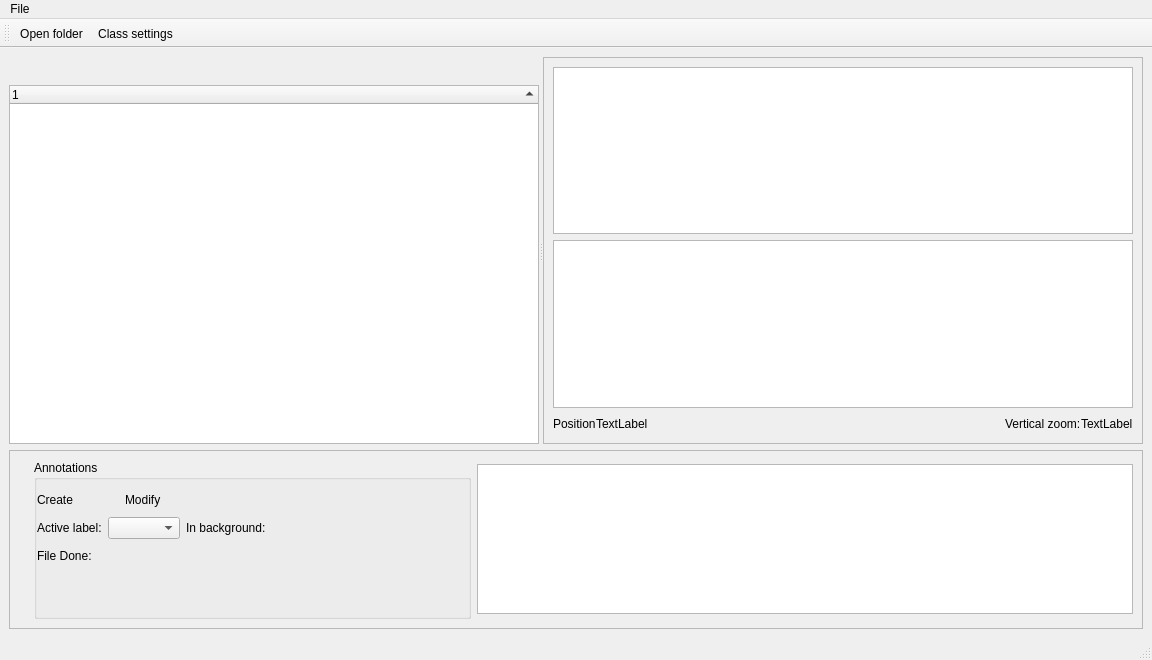
This is AudioTagger/gui/audio_tagger.ui in Vin985/AudioTagger as Qt 5 draws it before an edit. The edited form follows.
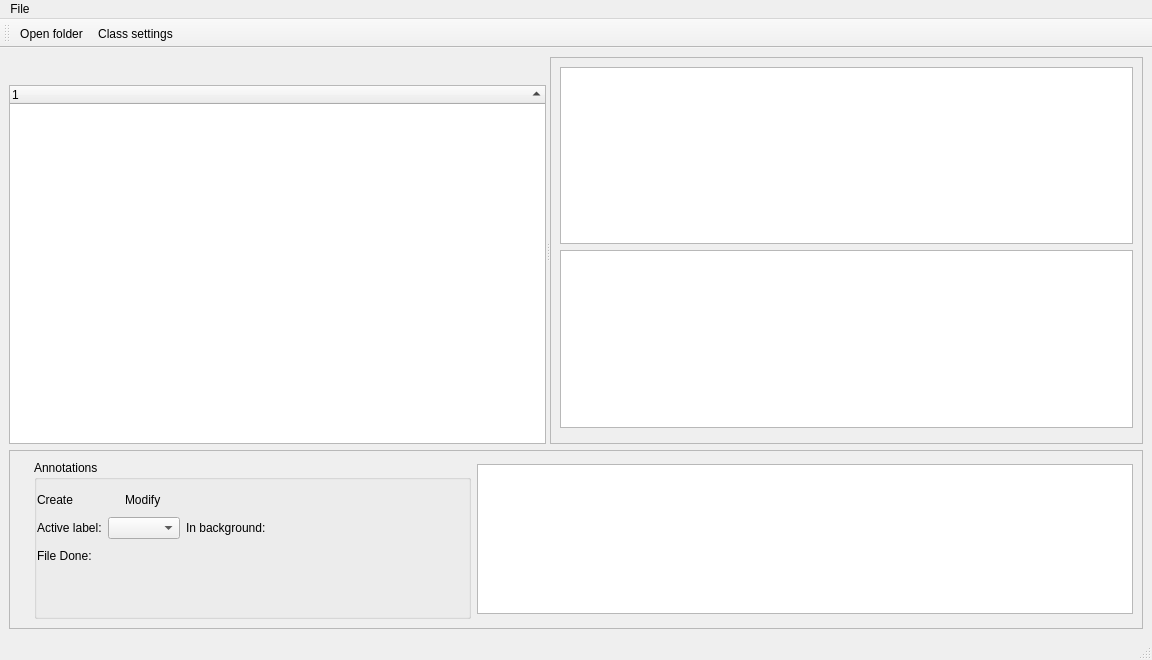
This is the edited form. Icons and pictures are not drawn. Custom widgets are drawn as their Qt base class.

Commit message: Use QSoundplayer to control for sound

Diff of the .ui file:
```diff
--- a/AudioTagger/gui/audio_tagger.ui
+++ b/AudioTagger/gui/audio_tagger.ui
@@ -252,51 +252,7 @@
                  <enum>QLayout::SetFixedSize</enum>
                 </property>
                 <item>
-                 <widget class="QLabel" name="label_5">
-                  <property name="text">
-                   <string>Position</string>
-                  </property>
-                 </widget>
-                </item>
-                <item>
-                 <widget class="QLabel" name="label_4">
-                  <property name="text">
-                   <string>TextLabel</string>
-                  </property>
-                 </widget>
-                </item>
-                <item>
-                 <spacer name="horizontalSpacer">
-                  <property name="orientation">
-                   <enum>Qt::Horizontal</enum>
-                  </property>
-                  <property name="sizeHint" stdset="0">
-                   <size>
-                    <width>40</width>
-                    <height>20</height>
-                   </size>
-                  </property>
-                 </spacer>
-                </item>
-                <item>
-                 <widget class="QLabel" name="label_3">
-                  <property name="sizePolicy">
-                   <sizepolicy hsizetype="Maximum" vsizetype="Preferred">
-                    <horstretch>0</horstretch>
-                    <verstretch>0</verstretch>
-                   </sizepolicy>
-                  </property>
-                  <property name="text">
-                   <string>Vertical zoom:</string>
-                  </property>
-                 </widget>
-                </item>
-                <item>
-                 <widget class="QLabel" name="label_6">
-                  <property name="text">
-                   <string>TextLabel</string>
-                  </property>
-                 </widget>
+                 <widget class="QSoundPlayer" name="sound_player" native="true"/>
                 </item>
                </layout>
               </item>
@@ -700,7 +656,7 @@
         </widget>
        </item>
        <item row="0" column="0">
-        <widget class="SoundController" name="sound_controller" native="true">
+        <widget class="SpectrogramOptions" name="spectrogram_options" native="true">
          <property name="sizePolicy">
           <sizepolicy hsizetype="Maximum" vsizetype="Preferred">
            <horstretch>2</horstretch>
@@ -777,9 +733,15 @@
  </widget>
  <customwidgets>
   <customwidget>
-   <class>SoundController</class>
+   <class>QSoundPlayer</class>
    <extends>QWidget</extends>
-   <header>AudioTagger/sound_controller.h</header>
+   <header>pysoundplayer/gui/QSoundPlayer.h</header>
+   <container>1</container>
+  </customwidget>
+  <customwidget>
+   <class>SpectrogramOptions</class>
+   <extends>QWidget</extends>
+   <header>AudioTagger/spectrogram_options.h</header>
    <container>1</container>
   </customwidget>
  </customwidgets>
```
The commit also changes 1 other file.
